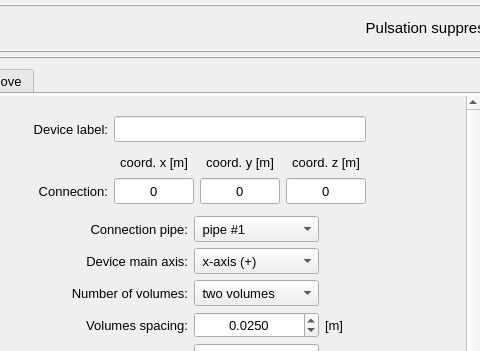
The window that pulse/interface/data/ui_files/model/editor/pulsation_suppression_device_input.ui (open-pulse/OpenPulse) describes before a commit, drawn with Qt 5; both pictures show x 112 to 592 and y 0 to 351 of the 1191 by 663 pixel window.
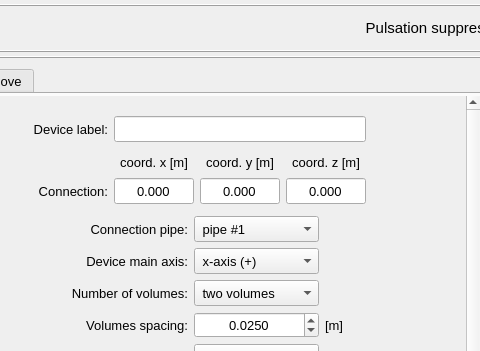
The same window after the commit.

Commit message: fix: update coordinate display precision to three decimal places in pulsation damper and suppression device editors

```diff
--- a/pulse/interface/data/ui_files/model/editor/pulsation_suppression_device_input.ui
+++ b/pulse/interface/data/ui_files/model/editor/pulsation_suppression_device_input.ui
@@ -96,7 +96,7 @@
               <rect>
                <x>0</x>
                <y>0</y>
-               <width>571</width>
+               <width>600</width>
                <height>688</height>
               </rect>
              </property>
@@ -2081,7 +2081,7 @@
                     </font>
                    </property>
                    <property name="text">
-                    <string>0</string>
+                    <string>0.000</string>
                    </property>
                    <property name="alignment">
                     <set>Qt::AlignmentFlag::AlignCenter</set>
@@ -2175,7 +2175,7 @@
                     </font>
                    </property>
                    <property name="text">
-                    <string>0</string>
+                    <string>0.000</string>
                    </property>
                    <property name="alignment">
                     <set>Qt::AlignmentFlag::AlignCenter</set>
@@ -2202,7 +2202,7 @@
                     </font>
                    </property>
                    <property name="text">
-                    <string>0</string>
+                    <string>0.000</string>
                    </property>
                    <property name="alignment">
                     <set>Qt::AlignmentFlag::AlignCenter</set>
```
The commit also changes 3 other files.
